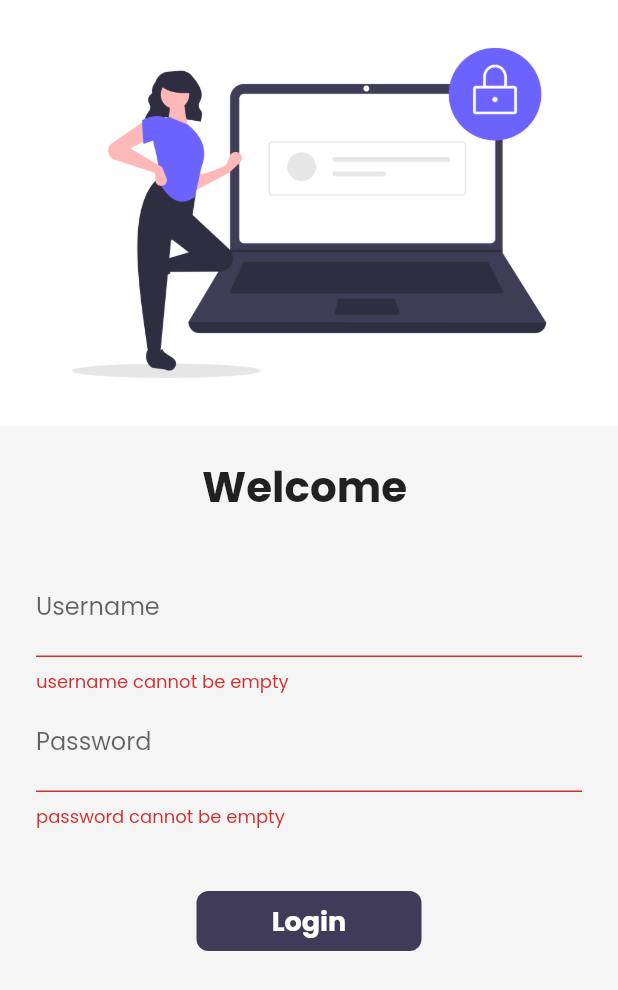
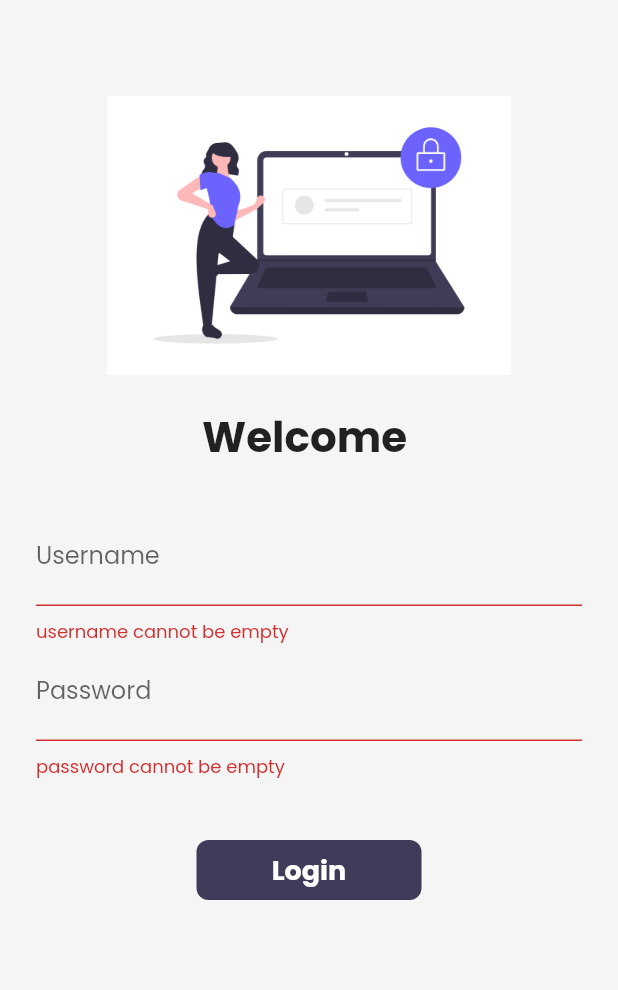
Before and after one commit to Rohit-Chandra-007/catalog_app, a Flutter app: the screen it shows after launch, after a tap on "Login", on a phone screen of 412 x 824 dp. Shown: the top 990 px of the screen. Run offline on Flutter 3.47's test engine with Material 2 defaults, Android fonts, the phone set to English and light mode, and no system bars; our stand-ins replace google_fonts, velocity_x; network calls fail.

```diff
--- a/lib/pages/cart_page.dart
+++ b/lib/pages/cart_page.dart
@@ -3,7 +3,7 @@ import 'package:flutter_app_one/widgets/my_app_theme.dart';
 import 'package:velocity_x/velocity_x.dart';
 
 class CartPage extends StatelessWidget {
-  const CartPage({Key key}) : super(key: key);
+  const CartPage({Key? key}) : super(key: key);
 
   @override
   Widget build(BuildContext context) {
--- a/lib/pages/home_page.dart
+++ b/lib/pages/home_page.dart
@@ -45,7 +45,7 @@ class _HomePageState extends State<HomePage> {
             children: [
               CatalogHeader(),
               if (CatalogModel.products != null &&
-                  CatalogModel.products.isNotEmpty)
+                  CatalogModel.products!.isNotEmpty)
                 CatalogList().py8().expand()
               else
                 CircularProgressIndicator().centered().expand(),
--- a/lib/pages/login_page.dart
+++ b/lib/pages/login_page.dart
@@ -13,7 +13,7 @@ class _LoginPageState extends State<LoginPage> {
   final _formKey = GlobalKey<FormState>();
 
   moveToHome(BuildContext context) async {
-    if (_formKey.currentState.validate()) {
+    if (_formKey.currentState!.validate()) {
       setState(() {
         changeButton = true;
       });
@@ -32,9 +32,16 @@ class _LoginPageState extends State<LoginPage> {
       child: SingleChildScrollView(
         child: Column(
           children: [
-            Image.asset(
-              'assets/images/login_image.png',
-              fit: BoxFit.cover,
+            Container(
+              height: 250.0,
+              width: MediaQuery.of(context).size.width,
+              padding: EdgeInsets.only(top: 64),
+              decoration: BoxDecoration(
+                borderRadius: BorderRadius.circular(200),
+              ),
+              child: Center(
+                child: Image.asset('assets/images/login_image.png'),
+              ),
             ),
             SizedBox(
               height: 20.0,
@@ -66,7 +73,7 @@ class _LoginPageState extends State<LoginPage> {
                           setState(() {});
                         },
                         validator: (value) {
-                          if (value.isEmpty) {
+                          if (value!.isEmpty) {
                             return "username cannot be empty";
                           }
                           return null;
@@ -78,7 +85,7 @@ class _LoginPageState extends State<LoginPage> {
                         labelText: 'Password',
                       ),
                       validator: (value) {
-                        if (value.isEmpty) {
+                        if (value!.isEmpty) {
                           return "password cannot be empty";
                         } else if (value.length < 6) {
                           return "password length should be atleast 6";
--- a/lib/widgets/catalog_list.dart
+++ b/lib/widgets/catalog_list.dart
@@ -8,9 +8,9 @@ class CatalogList extends StatelessWidget {
   Widget build(BuildContext context) {
     return ListView.builder(
       shrinkWrap: true,
-      itemCount: CatalogModel.products.length,
+      itemCount: CatalogModel.products!.length,
       itemBuilder: (context, index) {
-        final catalog = CatalogModel.products[index];
+        final catalog = CatalogModel.products![index];
         return InkWell(
           onTap: () => Navigator.push(
             context,
```
Also changed, not shown: lib/modals/catalog.dart (+15 -16 lines), lib/pages/detail_page.dart (+7 -8 lines), lib/widgets/catalog_widget.dart (+7 -8 lines), pubspec.yaml (+4 -5 lines), pubspec.lock.
